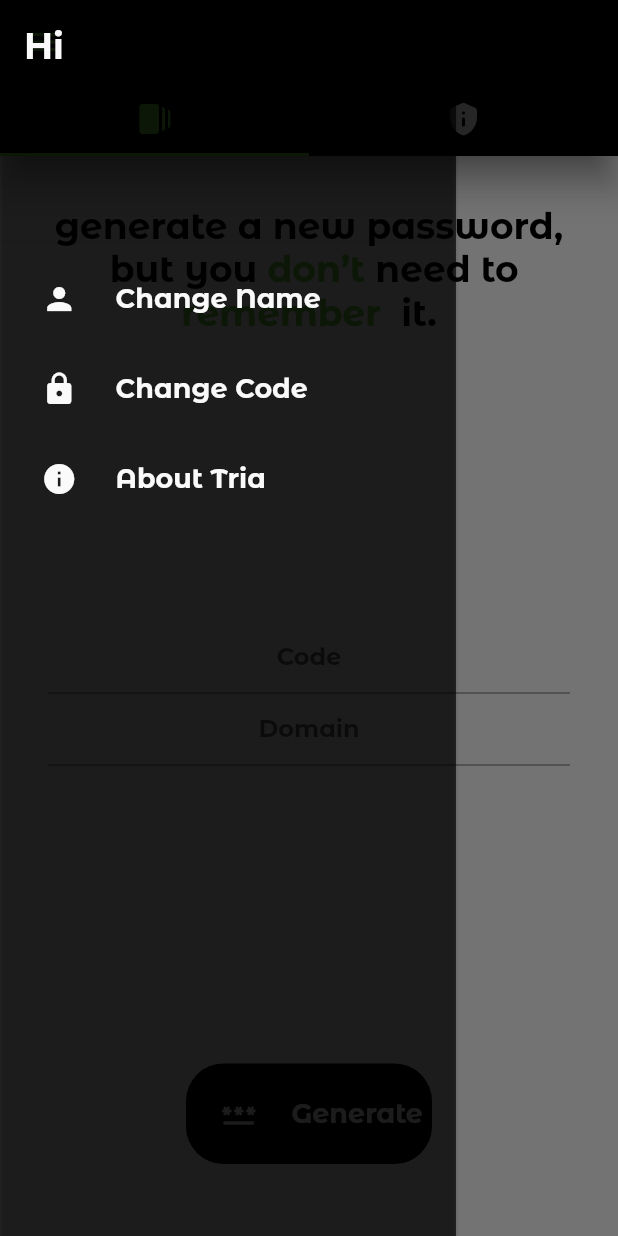
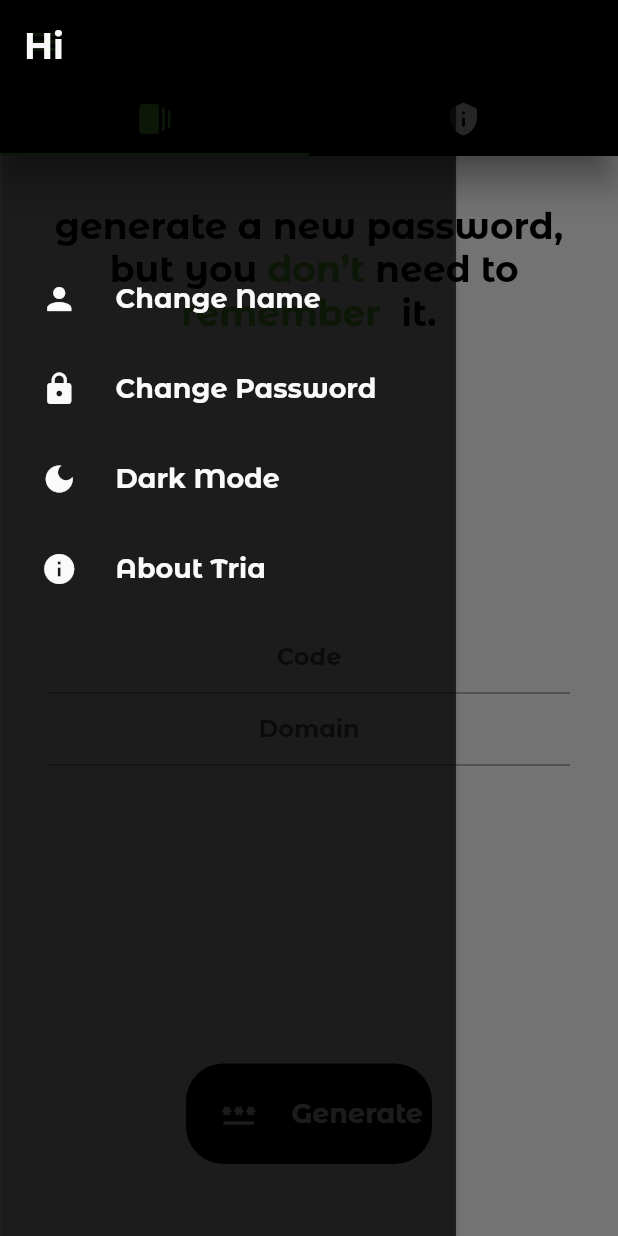
Before and after one commit to Shahryar-Pirooz/Shahryar-Pirooz-Tria-Android, a Flutter app: the MainPage screen opened directly, with the side drawer open, on a phone screen of 412 x 824 dp. Run offline on Flutter 3.47's test engine with Material 2 defaults, Android fonts, the phone set to English and light mode, and no system bars; our stand-ins replace introduction_screen, shared_preferences; accounts and stored records are empty; project files that could hold a hidden picture were left out.

Commit message:
all unused line were removed

```diff
--- a/lib/Pages/introduction.dart
+++ b/lib/Pages/introduction.dart
@@ -1,10 +1,10 @@
 import 'dart:convert';
 
+// import 'package:provider/src/provider.dart';
+// import 'package:shared_preferences/shared_preferences.dart';
 import 'package:crypto/crypto.dart';
 import 'package:flutter/material.dart';
 import 'package:introduction_screen/introduction_screen.dart';
-import 'package:provider/src/provider.dart';
-import 'package:shared_preferences/shared_preferences.dart';
 import 'package:triapass/Pages/main_page.dart';
 import 'package:triapass/main.dart';
 import 'package:triapass/src/components.dart';
--- a/lib/Pages/main_page.dart
+++ b/lib/Pages/main_page.dart
@@ -1,4 +1,4 @@
-import 'package:flutter/gestures.dart';
+// import 'package:flutter/gestures.dart';
 import 'package:flutter/material.dart';
 import 'package:flutter/services.dart';
 import 'package:provider/src/provider.dart';
@@ -32,7 +32,8 @@ class MainPage extends StatelessWidget {
                     children: [TriaHeader1(_name, color: primaryColor)]),
               )),
               TriaMenuItem('Change Name', () {}, Icons.person),
-              TriaMenuItem('Change Code', () {}, Icons.lock),
+              TriaMenuItem('Change Password', () {}, Icons.lock),
+              TriaMenuItem('Dark Mode', () {}, Icons.dark_mode),
               TriaMenuItem('About Tria', () {}, Icons.info),
             ],
           ),
--- a/lib/main.dart
+++ b/lib/main.dart
@@ -4,9 +4,7 @@ import 'package:provider/provider.dart';
 import 'package:shared_preferences/shared_preferences.dart';
 import 'package:triapass/Pages/authentication.dart';
 import 'package:triapass/src/custom_color.dart';
-
 import 'Pages/introduction.dart';
-import 'Pages/main_page.dart';
 
 void main() {
   runApp(
```
Also changed, not shown: pubspec.lock, 1 other file.
